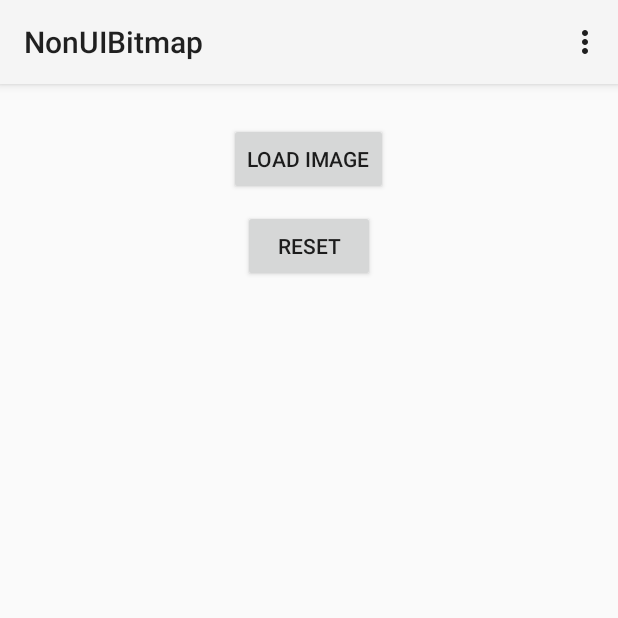
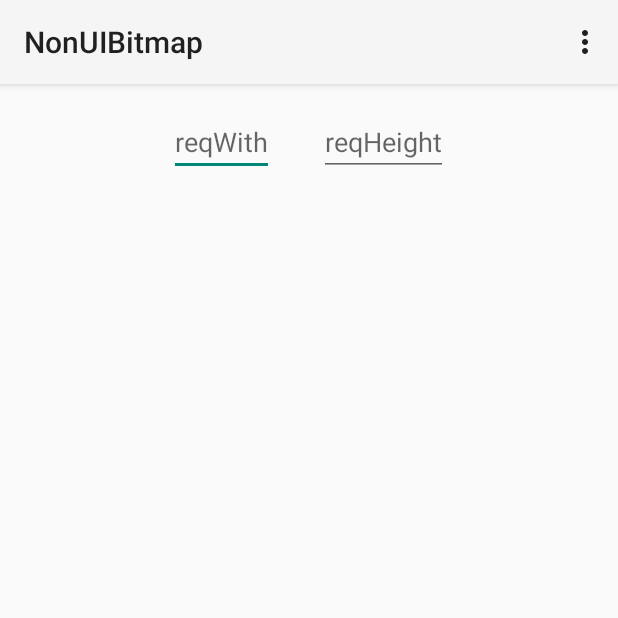
Before and after one commit to toantran-ea/good-bitmap-practice-test, an Android app: the screen it shows after launch (MainActivity), on a phone screen of 412 x 824 dp, the top half of it. Run offline under Robolectric (Android 15) with nearby library versions, the phone set to English and light mode, and no system bars.

Commit message:
Options to input reqHeight and reqWidth.

```diff
--- a/app/src/main/res/layout/activity_main.xml
+++ b/app/src/main/res/layout/activity_main.xml
@@ -8,29 +8,35 @@
     android:paddingTop="@dimen/activity_vertical_margin"
     tools:context=".MainActivity">
 
+    <RelativeLayout
+        android:id="@+id/prefer_size_section"
+        android:layout_centerHorizontal="true"
+        android:layout_width="wrap_content"
+        android:layout_height="wrap_content">
+        <EditText
+            android:inputType="number"
+            android:id="@+id/reqwidth_input"
+            android:hint="@string/text_req_width"
+            android:layout_width="wrap_content"
+            android:layout_height="wrap_content" />
+
+        <EditText
+            android:inputType="number"
+            android:layout_marginLeft="30dp"
+            android:id="@+id/reqheight_input"
+            android:layout_toRightOf="@id/reqwidth_input"
+            android:hint="@string/text_req_height"
+            android:layout_width="wrap_content"
+            android:layout_height="wrap_content" />
+
+    </RelativeLayout>
+
+
     <ImageView
+        android:layout_below="@id/prefer_size_section"
         android:id="@+id/sample_image_view"
         android:layout_width="wrap_content"
         android:layout_height="wrap_content"
         android:layout_centerHorizontal="true" />
 
-    <Button
-        android:layout_width="wrap_content"
-        android:layout_height="wrap_content"
-        android:id="@+id/button_load_image"
-        android:layout_below="@id/sample_image_view"
-        android:layout_marginTop="10dp"
-        android:layout_centerHorizontal="true"
-        android:onClick="loadImage"
-        android:text="Load image"/>
-
-    <Button
-        android:layout_width="wrap_content"
-        android:onClick="resetImage"
-        android:layout_height="wrap_content"
-        android:layout_below="@id/button_load_image"
-        android:layout_centerHorizontal="true"
-        android:layout_marginTop="10dp"
-        android:text="RESET"/>
-
 </RelativeLayout>
--- a/app/src/main/res/menu/menu_main.xml
+++ b/app/src/main/res/menu/menu_main.xml
@@ -1,5 +1,8 @@
 <menu xmlns:android="http://schemas.android.com/apk/res/android"
     xmlns:tools="http://schemas.android.com/tools" tools:context=".MainActivity">
-    <item android:id="@+id/action_settings" android:title="@string/action_settings"
+    <item android:id="@+id/action_load_image" android:title="@string/load_image"
+        android:orderInCategory="100" android:showAsAction="never" />
+
+    <item android:id="@+id/action_reset_image" android:title="@string/reset_image"
         android:orderInCategory="100" android:showAsAction="never" />
 </menu>
--- a/app/src/main/res/values/strings.xml
+++ b/app/src/main/res/values/strings.xml
@@ -1,6 +1,7 @@
 <resources>
     <string name="app_name">NonUIBitmap</string>
-
-    <string name="hello_world">Hello world!</string>
-    <string name="action_settings">Settings</string>
+    <string name="load_image">Load Image</string>
+    <string name="reset_image">Reset Image</string>
+    <string name="text_req_width">reqWith</string>
+    <string name="text_req_height">reqHeight</string>
 </resources>
```
Also changed, not shown: app/src/main/java/goodbitmap/mobi/toan/nonuibitmap/MainActivity.java (+36 -10 lines).
